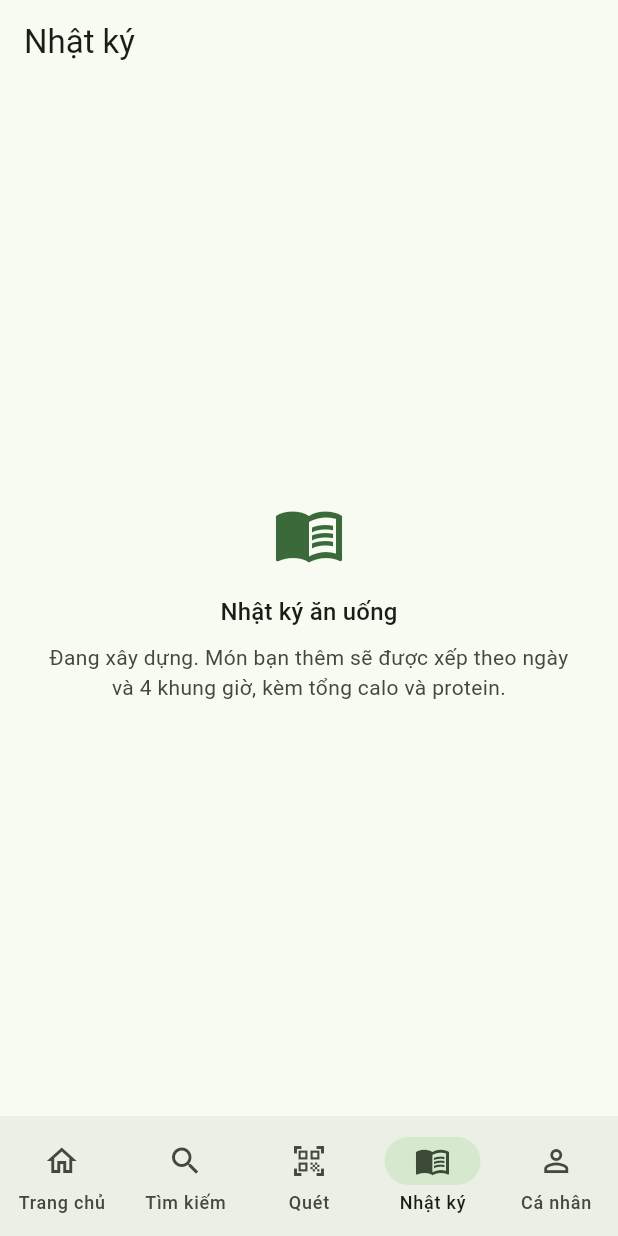
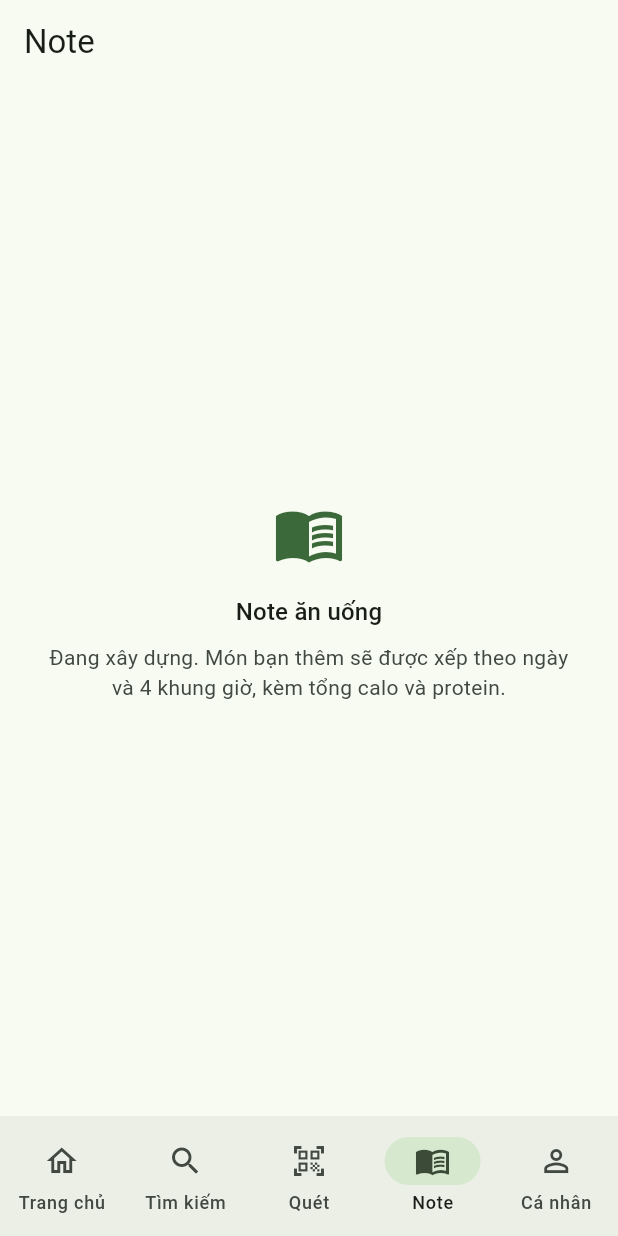
Before and after one commit to Fluw13/Fluwwwwww, a Flutter app: the screen it shows after launch, item 4 of the bottom bar chosen, on a phone screen of 412 x 824 dp. Run offline on Flutter 3.47's test engine with Material 3 defaults, Android fonts, the phone set to English and light mode, and no system bars; our stand-ins replace go_router.

Commit message:
feat: ghi quyết định của FLuw, đổi tab Note, ký APK bằng keystore từ GitHub Secrets
- Đổi features/diary thành features/note (NoteScreen, AppTab.note, /note, nhãn "Note").
- build.gradle.kts đọc key.properties nếu có, không có thì dùng debug key.
- CI tạo keystore từ 4 secret ANDROID_*; thiếu secret thì cảnh báo, không fail.
- CLAUDE.md: quyết định đã chốt, bảng protein theo mục tiêu, khung Đêm thuộc ngày mới,
  nhắc 10h/17h/22h, cấu hình Render đã kiểm, câu hỏi còn lại, mốc M7 tài khoản + đánh giá.
- README: bảng protein, quy tắc dưới 18 tuổi, hướng dẫn tạo keystore, lộ trình M7.

Co-Authored-By: Claude Opus 5.5 <noreply@anthropic.com>
Claude-Session: https://claude.ai/code/session_01CTTAo1mAjuGQBY5hYF6s5g

```diff
--- a/frontend/lib/app/app_router.dart
+++ b/frontend/lib/app/app_router.dart
@@ -1,8 +1,8 @@
 import 'package:flutter/widgets.dart';
 import 'package:fluw/app/app_shell.dart';
 import 'package:fluw/app/app_tab.dart';
-import 'package:fluw/features/diary/presentation/diary_screen.dart';
 import 'package:fluw/features/home/presentation/home_screen.dart';
+import 'package:fluw/features/note/presentation/note_screen.dart';
 import 'package:fluw/features/profile/presentation/profile_screen.dart';
 import 'package:fluw/features/scan/presentation/scan_screen.dart';
 import 'package:fluw/features/search/presentation/search_screen.dart';
@@ -30,7 +30,7 @@ Widget _screenFor(AppTab tab) {
     AppTab.home => const HomeScreen(),
     AppTab.search => const SearchScreen(),
     AppTab.scan => const ScanScreen(),
-    AppTab.diary => const DiaryScreen(),
+    AppTab.note => const NoteScreen(),
     AppTab.profile => const ProfileScreen(),
   };
 }
--- a/frontend/lib/app/app_tab.dart
+++ b/frontend/lib/app/app_tab.dart
@@ -4,7 +4,7 @@ enum AppTab {
   home(path: '/', label: 'Trang chủ', icon: Icons.home_outlined, selectedIcon: Icons.home),
   search(path: '/search', label: 'Tìm kiếm', icon: Icons.search, selectedIcon: Icons.search),
   scan(path: '/scan', label: 'Quét', icon: Icons.qr_code_scanner, selectedIcon: Icons.qr_code_scanner),
-  diary(path: '/diary', label: 'Nhật ký', icon: Icons.menu_book_outlined, selectedIcon: Icons.menu_book),
+  note(path: '/note', label: 'Note', icon: Icons.menu_book_outlined, selectedIcon: Icons.menu_book),
   profile(path: '/profile', label: 'Cá nhân', icon: Icons.person_outline, selectedIcon: Icons.person);
 
   const AppTab({required this.path, required this.label, required this.icon, required this.selectedIcon});
--- a/frontend/lib/features/diary/presentation/diary_screen.dart
+++ b/frontend/lib/features/note/presentation/note_screen.dart
@@ -1,16 +1,16 @@
 import 'package:flutter/material.dart';
 import 'package:fluw/core/widgets/empty_state.dart';
 
-class DiaryScreen extends StatelessWidget {
-  const DiaryScreen({super.key});
+class NoteScreen extends StatelessWidget {
+  const NoteScreen({super.key});
 
   @override
   Widget build(BuildContext context) {
     return Scaffold(
-      appBar: AppBar(title: const Text('Nhật ký')),
+      appBar: AppBar(title: const Text('Note')),
       body: const EmptyState(
         icon: Icons.menu_book_outlined,
-        title: 'Nhật ký ăn uống',
+        title: 'Note ăn uống',
         message: 'Đang xây dựng. Món bạn thêm sẽ được xếp theo ngày và 4 khung giờ, kèm tổng calo và protein.',
       ),
     );
```
Also changed, not shown: 5 other files.
